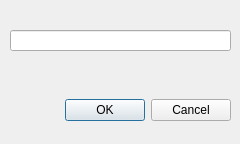
Before: the Qt Designer form l3_kzh_sp/l3_kzh_sp/CreateDirDialog.ui in Funjy/SP_Labs, drawn with Qt 5.
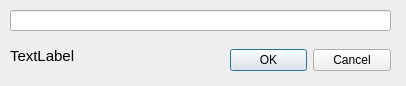
After: the same form once the commit is applied.

```diff
--- a/l3_kzh_sp/l3_kzh_sp/CreateDirDialog.ui
+++ b/l3_kzh_sp/l3_kzh_sp/CreateDirDialog.ui
@@ -9,8 +9,8 @@
    <rect>
     <x>0</x>
     <y>0</y>
-    <width>240</width>
-    <height>144</height>
+    <width>406</width>
+    <height>86</height>
    </rect>
   </property>
   <property name="windowTitle">
@@ -22,9 +22,9 @@
   <widget class="QDialogButtonBox" name="buttonBox">
    <property name="geometry">
     <rect>
-     <x>10</x>
-     <y>90</y>
-     <width>221</width>
+     <x>230</x>
+     <y>40</y>
+     <width>161</width>
      <height>41</height>
     </rect>
    </property>
@@ -39,12 +39,32 @@
    <property name="geometry">
     <rect>
      <x>10</x>
-     <y>30</y>
-     <width>221</width>
+     <y>10</y>
+     <width>381</width>
      <height>21</height>
     </rect>
    </property>
   </widget>
+  <widget class="QLabel" name="operationLabel">
+   <property name="geometry">
+    <rect>
+     <x>10</x>
+     <y>40</y>
+     <width>211</width>
+     <height>31</height>
+    </rect>
+   </property>
+   <property name="font">
+    <font>
+     <pointsize>11</pointsize>
+     <underline>false</underline>
+     <strikeout>false</strikeout>
+    </font>
+   </property>
+   <property name="text">
+    <string>TextLabel</string>
+   </property>
+  </widget>
  </widget>
  <resources/>
  <connections>
```
Left out of the diff: 14 changed lines with no effect on the pictures.
